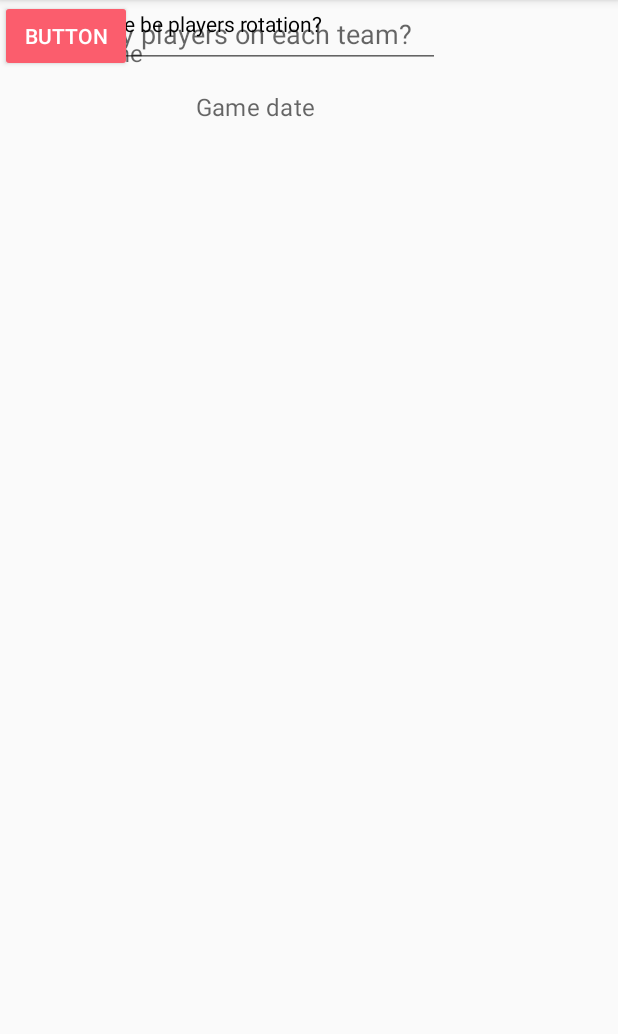
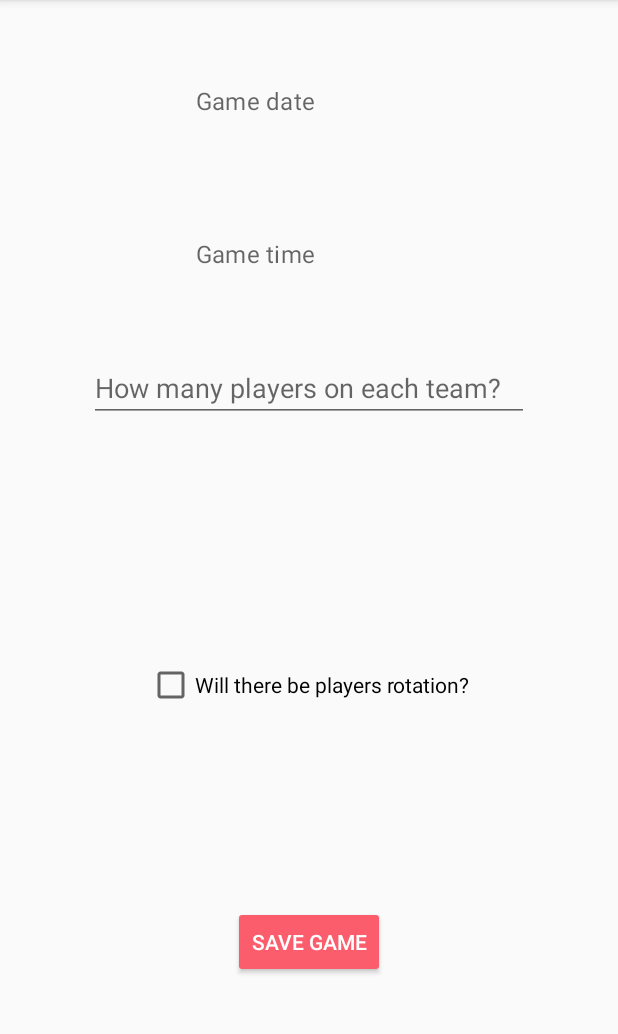
Before and after one commit to felipeescorel/PeladaManager, an Android app: the GameFormActivity screen opened directly, with no data from a screen before it, on a phone screen of 412 x 824 dp, the part 84-1118 px from its top. Run offline under Robolectric (Android 15) with nearby library versions, the phone set to English and light mode, and no system bars.

```diff
--- a/app/src/main/AndroidManifest.xml
+++ b/app/src/main/AndroidManifest.xml
@@ -18,7 +18,11 @@
         </activity>
         <activity android:name=".UserHubActivity" />
         <activity android:name=".MenuActivity" />
-        <activity android:name=".GameFormActivity"></activity>
+        <activity android:name=".GameFormActivity" />
+        <activity android:name=".InviteActivity" />
+        <activity
+            android:name=".PeladaActivity"
+            android:label="@string/title_activity_pelada"></activity>
     </application>
 
 </manifest>
--- a/app/src/main/java/ufrpe/mobile/ifut/LoginActivity.kt
+++ b/app/src/main/java/ufrpe/mobile/ifut/LoginActivity.kt
@@ -15,7 +15,7 @@ class LoginActivity : AppCompatActivity() {
         signInBtn.setOnClickListener {
             if (loginText.text.toString().equals("admin")) {
                 if (passwordText.text.toString().equals("admin")) {
-                    val intent = Intent(this, UserHubActivity::class.java)
+                    val intent = Intent(this, InviteActivity::class.java)
                     startActivity(intent)
                 } else {
                     loginMessage.text = getString(R.string.wrongPass)
--- a/app/src/main/res/layout-land/activity_game_form.xml
+++ b/app/src/main/res/layout-land/activity_game_form.xml
@@ -12,13 +12,13 @@
         android:layout_width="wrap_content"
         android:layout_height="wrap_content"
         android:layout_marginStart="8dp"
-        android:layout_marginTop="36dp"
+        android:layout_marginTop="16dp"
         android:layout_marginEnd="8dp"
         android:ems="10"
         android:hint="@string/game_date"
         android:inputType="date"
         app:layout_constraintEnd_toEndOf="parent"
-        app:layout_constraintHorizontal_bias="0.51"
+        app:layout_constraintHorizontal_bias="0.511"
         app:layout_constraintStart_toStartOf="parent"
         app:layout_constraintTop_toTopOf="parent" />
 
@@ -27,29 +27,42 @@
         style="@style/Widget.MaterialComponents.TextInputEditText.FilledBox.Dense"
         android:layout_width="wrap_content"
         android:layout_height="wrap_content"
+        android:layout_marginStart="8dp"
+        android:layout_marginTop="16dp"
+        android:layout_marginEnd="8dp"
         android:ems="10"
         android:hint="@string/game_time"
         android:inputType="time"
-        tools:layout_editor_absoluteX="98dp"
-        tools:layout_editor_absoluteY="115dp" />
+        app:layout_constraintEnd_toEndOf="parent"
+        app:layout_constraintHorizontal_bias="0.511"
+        app:layout_constraintStart_toStartOf="parent"
+        app:layout_constraintTop_toBottomOf="@+id/editText" />
 
     <EditText
         android:id="@+id/editText3"
         android:layout_width="293dp"
         android:layout_height="wrap_content"
+        android:layout_marginStart="8dp"
+        android:layout_marginTop="8dp"
+        android:layout_marginEnd="8dp"
         android:ems="10"
         android:hint="@string/players_number"
         android:inputType="number"
-        tools:layout_editor_absoluteX="59dp"
-        tools:layout_editor_absoluteY="194dp" />
+        app:layout_constraintEnd_toEndOf="parent"
+        app:layout_constraintStart_toStartOf="parent"
+        app:layout_constraintTop_toBottomOf="@+id/editText2" />
 
     <CheckBox
         android:id="@+id/checkBox"
-        android:layout_width="wrap_content"
-        android:layout_height="wrap_content"
+        android:layout_width="220dp"
+        android:layout_height="43dp"
+        android:layout_marginStart="8dp"
+        android:layout_marginTop="8dp"
+        android:layout_marginEnd="8dp"
         android:text="@string/team_rotation"
-        tools:layout_editor_absoluteX="96dp"
-        tools:layout_editor_absoluteY="261dp" />
+        app:layout_constraintEnd_toEndOf="parent"
+        app:layout_constraintStart_toStartOf="parent"
+        app:layout_constraintTop_toBottomOf="@+id/editText3" />
 
     <Button
         android:id="@+id/button5"
@@ -57,7 +70,10 @@
         android:layout_width="wrap_content"
         android:layout_height="wrap_content"
         android:text="Button"
-        tools:layout_editor_absoluteX="161dp"
-        tools:layout_editor_absoluteY="440dp" />
+        app:layout_constraintBottom_toBottomOf="parent"
+        app:layout_constraintEnd_toEndOf="parent"
+        app:layout_constraintHorizontal_bias="0.5"
+        app:layout_constraintStart_toStartOf="parent"
+        app:layout_constraintTop_toBottomOf="@+id/checkBox" />
 
 </android.support.constraint.ConstraintLayout>
--- a/app/src/main/res/layout/activity_game_form.xml
+++ b/app/src/main/res/layout/activity_game_form.xml
@@ -12,7 +12,7 @@
         android:layout_width="wrap_content"
         android:layout_height="wrap_content"
         android:layout_marginStart="8dp"
-        android:layout_marginTop="36dp"
+        android:layout_marginTop="32dp"
         android:layout_marginEnd="8dp"
         android:ems="10"
         android:hint="@string/game_date"
@@ -27,37 +27,58 @@
         style="@style/Widget.MaterialComponents.TextInputEditText.FilledBox.Dense"
         android:layout_width="wrap_content"
         android:layout_height="wrap_content"
+        android:layout_marginStart="8dp"
+        android:layout_marginTop="48dp"
+        android:layout_marginEnd="8dp"
         android:ems="10"
         android:hint="@string/game_time"
         android:inputType="time"
-        tools:layout_editor_absoluteX="98dp"
-        tools:layout_editor_absoluteY="115dp" />
+        app:layout_constraintEnd_toEndOf="parent"
+        app:layout_constraintHorizontal_bias="0.51"
+        app:layout_constraintStart_toStartOf="parent"
+        app:layout_constraintTop_toBottomOf="@+id/editText" />
 
     <EditText
         android:id="@+id/editText3"
         android:layout_width="293dp"
         android:layout_height="wrap_content"
+        android:layout_marginStart="8dp"
+        android:layout_marginTop="48dp"
+        android:layout_marginEnd="8dp"
         android:ems="10"
         android:hint="@string/players_number"
         android:inputType="number"
-        tools:layout_editor_absoluteX="59dp"
-        tools:layout_editor_absoluteY="194dp" />
+        app:layout_constraintEnd_toEndOf="parent"
+        app:layout_constraintStart_toStartOf="parent"
+        app:layout_constraintTop_toBottomOf="@+id/editText2" />
 
     <CheckBox
         android:id="@+id/checkBox"
         android:layout_width="wrap_content"
         android:layout_height="wrap_content"
+        android:layout_marginStart="8dp"
+        android:layout_marginTop="8dp"
+        android:layout_marginEnd="8dp"
+        android:layout_marginBottom="32dp"
         android:text="@string/team_rotation"
-        tools:layout_editor_absoluteX="96dp"
-        tools:layout_editor_absoluteY="261dp" />
+        app:layout_constraintBottom_toTopOf="@+id/button5"
+        app:layout_constraintEnd_toEndOf="parent"
+        app:layout_constraintHorizontal_bias="0.497"
+        app:layout_constraintStart_toStartOf="parent"
+        app:layout_constraintTop_toBottomOf="@+id/editText3"
+        app:layout_constraintVertical_bias="0.604" />
 
     <Button
         android:id="@+id/button5"
         style="@style/Widget.AppCompat.Button.Colored"
         android:layout_width="wrap_content"
         android:layout_height="wrap_content"
-        android:text="Button"
-        tools:layout_editor_absoluteX="161dp"
-        tools:layout_editor_absoluteY="440dp" />
+        android:layout_marginStart="8dp"
+        android:layout_marginEnd="8dp"
+        android:layout_marginBottom="116dp"
+        android:text="@string/save_game"
+        app:layout_constraintBottom_toBottomOf="parent"
+        app:layout_constraintEnd_toEndOf="parent"
+        app:layout_constraintStart_toStartOf="parent" />
 
 </android.support.constraint.ConstraintLayout>
--- a/app/src/main/res/values/colors.xml
+++ b/app/src/main/res/values/colors.xml
@@ -3,4 +3,5 @@
     <color name="colorPrimary">#FB5D6D</color>
     <color name="colorPrimaryDark">#D81B60</color>
     <color name="colorAccent">#FB5D6D</color>
+    <color name="white">#FFFFFF</color>
 </resources>
--- /dev/null
+++ b/app/src/main/res/values/dimens.xml
@@ -0,0 +1,5 @@
+<resources>
+    <!-- Default screen margins, per the Android Design guidelines. -->
+    <dimen name="activity_horizontal_margin">16dp</dimen>
+    <dimen name="activity_vertical_margin">16dp</dimen>
+</resources>
--- a/app/src/main/res/values/strings.xml
+++ b/app/src/main/res/values/strings.xml
@@ -16,4 +16,10 @@
     <string name="players_number">How many players on each team?</string>
     <string name="team_rotation">Will there be players rotation?</string>
     <string name="save_game">Save game</string>
+    <string name="btnConfirm">Confirm</string>
+    <string name="title_activity_pelada">Pick App</string>
+    <string name="title_home">Home</string>
+    <string name="title_new_game">Create a pick up game</string>
+    <string name="title_my_games">My pick up games</string>
+    <string name="title_settings">Settings</string>
 </resources>
```
Also changed, not shown: app/src/main/java/ufrpe/mobile/ifut/InviteActivity.kt (added, +12 -0 lines), app/src/main/java/ufrpe/mobile/ifut/PeladaActivity.kt (added, +34 -0 lines), app/src/main/res/drawable/ic_add_circle_outline_black_24dp.xml (added, +9 -0 lines), app/src/main/res/drawable/ic_date_range_black_24dp.xml (added, +9 -0 lines), app/src/main/res/drawable/ic_home_black_24dp.xml (added, +9 -0 lines), app/src/main/res/drawable/ic_settings_black_24dp.xml (added, +9 -0 lines), app/src/main/res/layout/activity_invite.xml (added, +102 -0 lines), app/src/main/res/layout/activity_menu.xml (+6 -4 lines), app/src/main/res/layout/activity_pelada.xml (added, +36 -0 lines), app/src/main/res/layout/activity_profile.xml (deleted, +0 -57 lines), app/src/main/res/menu/navigation.xml (added, +24 -0 lines), 1 other file.
